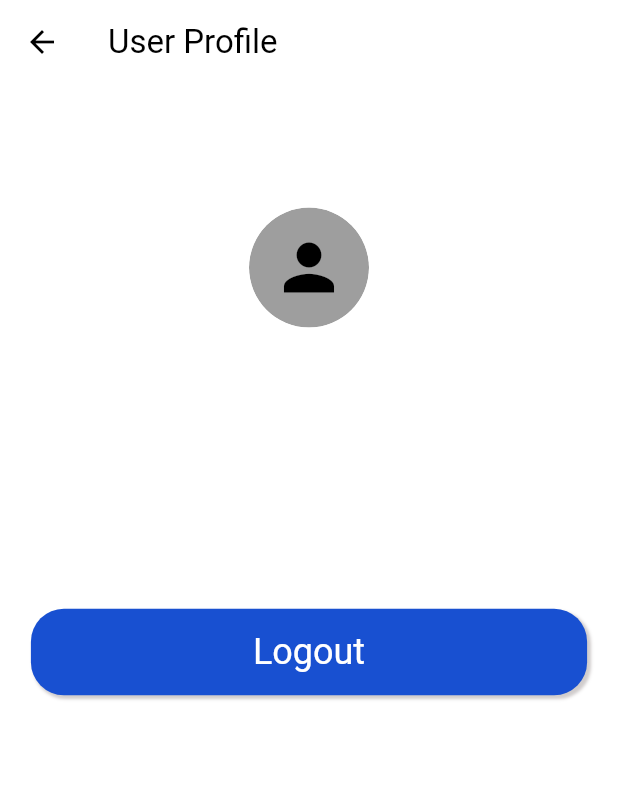
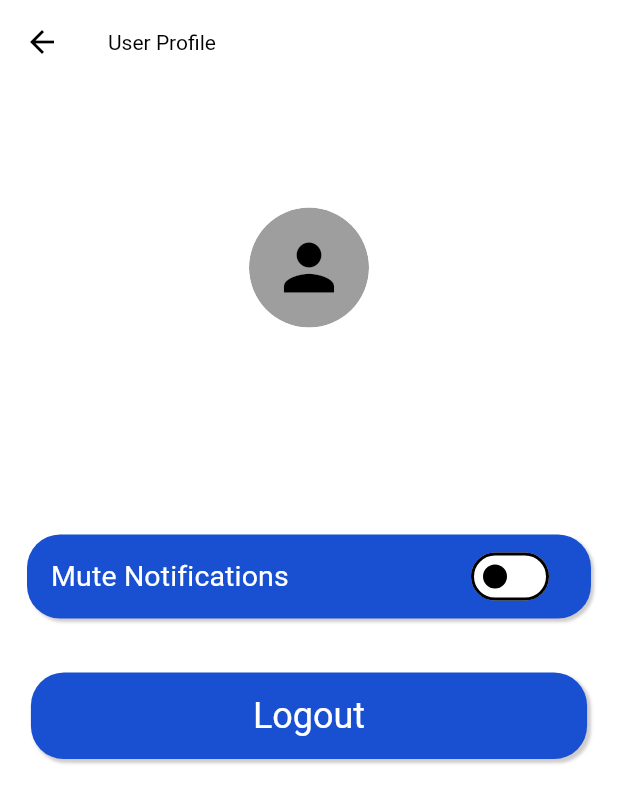
Before and after one commit to RaheelAhmad0066/Flutter_Crypto_App, a Flutter app: the Userprofile screen opened directly, on a phone screen of 412 x 824 dp. Shown: the top 803 px of the screen. Run offline on Flutter 3.47's test engine with Material 3 defaults, Android fonts, the phone set to English and light mode, and no system bars; drawn by our look-alikes of google_mobile_ads; our stand-ins replace badges, cloud_firestore, firebase_auth, firebase_core, flutter_local_notifications, get and 3 more; missing offline and left inert: chart_sparkline; accounts and stored records are empty; network calls fail.

Commit message:
i hope this is a final changes

```diff
--- a/lib/Constant/themeconstant.dart
+++ b/lib/Constant/themeconstant.dart
@@ -5,21 +5,40 @@ import '../View/RegisterScreen.dart';
 ThemeData lightTheme = ThemeData(
     brightness: Brightness.light,
     primaryColor: Colors.white,
-  hintColor: Colors.black87,
+    hintColor: Color(0xff3B3B3B),
     scaffoldBackgroundColor: Colors.white,
     primaryIconTheme: IconThemeData(color: Colors.black87),
     colorScheme: ColorScheme.light(background: color),
     floatingActionButtonTheme:
         FloatingActionButtonThemeData(backgroundColor: color),
-);
+    bottomNavigationBarTheme:
+        BottomNavigationBarThemeData(backgroundColor: Colors.white),
+    textTheme: TextTheme(
+        labelLarge: TextStyle(
+      color: Color(0xff3B3B3B),
+    )),
+    appBarTheme: AppBarTheme(
+        backgroundColor: Colors.white,
+        iconTheme: IconThemeData(color: Colors.black),
+        titleTextStyle: TextStyle(color: Colors.black)));
 
 ThemeData darkTheme = ThemeData(
     brightness: Brightness.dark,
-  primaryColor: Colors.black87,
+    primaryColor: Color(0xff3B3B3B),
     floatingActionButtonTheme: FloatingActionButtonThemeData(
         backgroundColor: Colors.grey.withOpacity(0.3)),
-  hintColor: Colors.black87,
-  primaryIconTheme: IconThemeData(color: Colors.black87),
-  scaffoldBackgroundColor: Color(0xff15161a),
-  colorScheme: ColorScheme.dark(background: Colors.black87),
-);
+    hintColor: Color(0xff3B3B3B),
+    bottomNavigationBarTheme:
+        BottomNavigationBarThemeData(backgroundColor: Color(0xff3B3B3B)),
+    primaryIconTheme: IconThemeData(
+      color: Color(0xff3B3B3B),
+    ),
+    scaffoldBackgroundColor: Color(0xff3B3B3B),
+    colorScheme: ColorScheme.dark(
+      background: Color(0xff3B3B3B),
+    ),
+    textTheme: TextTheme(labelLarge: TextStyle(color: Colors.white)),
+    appBarTheme: AppBarTheme(
+        backgroundColor: Color(0xff3B3B3B),
+        iconTheme: IconThemeData(color: Colors.white),
+        titleTextStyle: TextStyle(color: Colors.white)));
--- a/lib/View/Notifcation.dart
+++ b/lib/View/Notifcation.dart
@@ -108,15 +108,15 @@ class _NotifcationPageState extends State<NotifcationPage> {
         ),
       ),
       appBar: AppBar(
-        backgroundColor: Colors.white,
         title: Text(
           'Notification Page',
-          style: TextStyle(color: Colors.black),
+          style: TextStyle(
+              color: Theme.of(context).appBarTheme.titleTextStyle!.color),
         ),
         leading: IconButton(
           icon: Icon(
             Icons.arrow_back,
-            color: Colors.black,
+            color: Theme.of(context).appBarTheme.iconTheme!.color,
           ),
           onPressed: () {
             Navigator.push(
--- a/lib/View/navBar.dart
+++ b/lib/View/navBar.dart
@@ -32,7 +32,8 @@ class _NavBarState extends State<NavBar> {
             currentIndex: _currentIndex,
             showSelectedLabels: false,
             showUnselectedLabels: false,
-            backgroundColor: Colors.white,
+            backgroundColor:
+                Theme.of(context).bottomNavigationBarTheme.backgroundColor,
             type: BottomNavigationBarType.fixed,
             onTap: ((value) {
               setState(() {
--- a/lib/View/userprofile.dart
+++ b/lib/View/userprofile.dart
@@ -123,15 +123,15 @@ class _UserprofileState extends State<Userprofile> {
 
     return Scaffold(
       appBar: AppBar(
-        backgroundColor: Colors.white,
         title: Text(
           'User Profile',
-          style: TextStyle(color: Colors.black),
+          style: TextStyle(
+              color: Theme.of(context).appBarTheme.titleTextStyle!.color),
         ),
         leading: IconButton(
           icon: Icon(
             Icons.arrow_back,
-            color: Colors.black,
+            color: Theme.of(context).appBarTheme.iconTheme!.color,
           ),
           onPressed: () {
             Get.to(NavBar());
@@ -177,7 +177,36 @@ class _UserprofileState extends State<Userprofile> {
               ),
             ),
             SizedBox(
-              height: myHeight * 0.1,
+              height: myHeight * 0.04,
+            ),
+            Padding(
+              padding: EdgeInsets.all(18.0),
+              child: Container(
+                decoration: BoxDecoration(boxShadow: [
+                  BoxShadow(
+                      blurRadius: 1,
+                      offset: Offset(2, 2),
+                      color: const Color.fromARGB(255, 208, 204, 204))
+                ], color: color, borderRadius: BorderRadius.circular(22)),
+                child: SwitchListTile(
+                  // thumbColor: Colors.white,
+                  activeColor: Colors.white,
+
+                  title: Text(
+                    'Mute Notifications',
+                    style: Theme.of(context).textTheme.labelLarge!.copyWith(
+                        fontSize: 19,
+                        color: Colors.white,
+                        fontWeight: FontWeight.normal),
+                  ),
+                  value: isNotificationMuted,
+                  onChanged: (value) {
+                    setState(() {
+                      isNotificationMuted = value;
+                    });
+                  },
+                ),
+              ),
             ),
             Padding(
               padding: const EdgeInsets.all(18.0),
```
Also changed, not shown: lib/View/Addnotifcation.dart (+4 -6 lines), lib/View/home.dart (+80 -2 lines), lib/View/selectCoin.dart (+26 -22 lines). Lines whose indentation alone changed are shown as unchanged.
